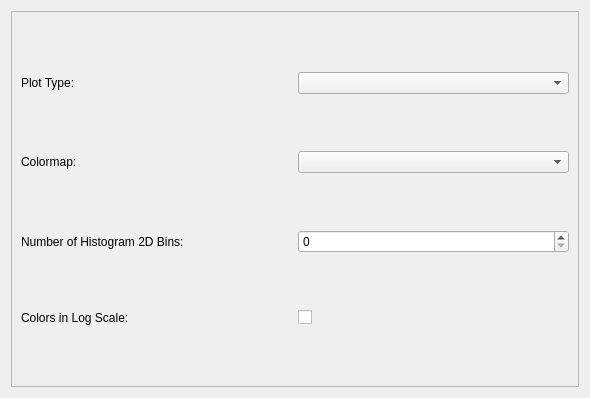
Before: the Qt Designer form src/napari_phasors/ui/plotter_inputs_widget_extra.ui in napari-phasors/napari-phasors, drawn with Qt 5.
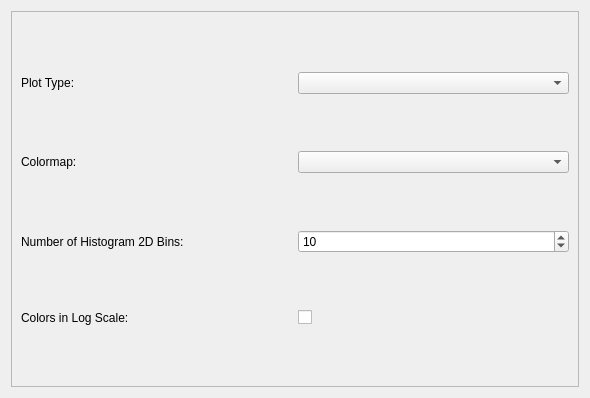
After: the same form once the commit is applied.

Commit message: Update min, max and starting value of number_of_bins combobox

Patch:
```diff
--- a/src/napari_phasors/ui/plotter_inputs_widget_extra.ui
+++ b/src/napari_phasors/ui/plotter_inputs_widget_extra.ui
@@ -70,7 +70,17 @@
         </widget>
        </item>
        <item row="3" column="1">
-        <widget class="QSpinBox" name="number_of_bins_spinbox"/>
+        <widget class="QSpinBox" name="number_of_bins_spinbox">
+         <property name="minimum">
+          <number>2</number>
+         </property>
+         <property name="maximum">
+          <number>10000</number>
+         </property>
+         <property name="value">
+          <number>10</number>
+         </property>
+        </widget>
        </item>
        <item row="3" column="0">
         <widget class="QLabel" name="label_3">
```
